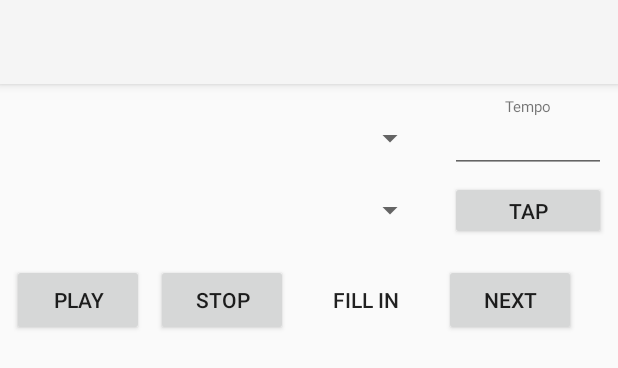
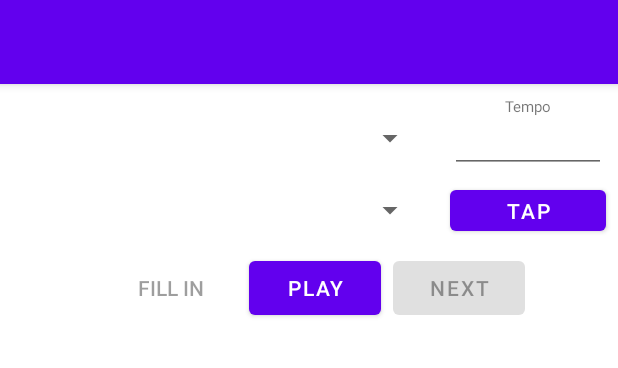
Before and after one commit to paulfd/batteur-android, an Android app: the layout activity_main.xml on its own in the app's theme, with its tools: preview values and no code run, on a phone screen of 412 x 824 dp. Shown: the top 368 px of the screen. Run offline under Robolectric (Android 15) with nearby library versions, the phone set to English and light mode, and no system bars.

Commit message:
Move buttons around and correct an error on application recreate

```diff
--- a/app/src/main/AndroidManifest.xml
+++ b/app/src/main/AndroidManifest.xml
@@ -1,9 +1,8 @@
 <?xml version="1.0" encoding="utf-8"?>
 <manifest xmlns:android="http://schemas.android.com/apk/res/android"
     package="cc.ferrand.batteur">
-
     <uses-permission android:name="android.permission.READ_EXTERNAL_STORAGE" />
-     <uses-feature android:name="android.software.midi" android:required="false"/>
+    <uses-feature android:name="android.software.midi" android:required="false"/>
 
     <application
         android:allowBackup="true"
@@ -11,7 +10,7 @@
         android:label="@string/app_name"
         android:roundIcon="@mipmap/ic_launcher_round"
         android:supportsRtl="true"
-        android:theme="@style/Theme.AppCompat.Light.NoActionBar">
+        android:theme="@style/Theme.MaterialComponents.Light.NoActionBar">
         <activity android:name=".MainActivity">
             <intent-filter>
                 <action android:name="android.intent.action.MAIN" />
--- a/app/src/main/java/cc/ferrand/batteur/MainViewModel.kt
+++ b/app/src/main/java/cc/ferrand/batteur/MainViewModel.kt
@@ -10,7 +10,6 @@ import android.media.midi.MidiOutputPort
 import android.media.midi.MidiReceiver
 import android.os.Handler
 import android.util.Log
-import android.widget.Toast
 import androidx.lifecycle.AndroidViewModel
 import java.io.File
 
@@ -25,7 +24,7 @@ class MainViewModel(application: Application) : AndroidViewModel(application) {
     private var lastMainDown = 0L
     private var lastMainUp = 0L
     private var mainCC = 30
-    private val overwriteAssets = true
+    private val overwriteAssets = false
 
     val drumAssetDirectory = "drums"
     val drumSamplesAssetDirectory = "drums/samples"
@@ -168,7 +167,8 @@ class MainViewModel(application: Application) : AndroidViewModel(application) {
                 0xB0 -> {
                     val number = msg[offset + 1].toInt()
                     val value = msg[offset + 2].toInt()
-                    if (number == mainCC) {
+//                    if (number == mainCC) {
+                    if (true) { // any CC
                         if (value == 127) {
                             lastMainUp = timestamp
                         } else if (value == 0) {
--- a/app/src/main/res/layout/activity_main.xml
+++ b/app/src/main/res/layout/activity_main.xml
@@ -13,50 +13,12 @@
         android:layout_height="?attr/actionBarSize"
         android:background="?attr/colorPrimary"
         android:elevation="4dp"
-        android:theme="@android:style/Widget.Material.Toolbar"
         app:layout_constraintEnd_toEndOf="parent"
         app:layout_constraintHorizontal_bias="0.0"
         app:layout_constraintStart_toStartOf="parent"
         app:layout_constraintTop_toTopOf="parent"
-        app:popupTheme="@style/ThemeOverlay.AppCompat.Light" />
-
-    <Button
-        android:id="@+id/btnPlay"
-        android:layout_width="wrap_content"
-        android:layout_height="wrap_content"
-        android:layout_marginStart="8dp"
-        android:layout_marginTop="16dp"
-        android:text="Play"
-        app:layout_constraintStart_toStartOf="parent"
-        app:layout_constraintTop_toBottomOf="@+id/spnBeats" />
-
-    <Button
-        android:id="@+id/btnStop"
-        android:layout_width="wrap_content"
-        android:layout_height="wrap_content"
-        android:layout_marginStart="8dp"
-        android:text="Stop"
-        app:layout_constraintStart_toEndOf="@+id/btnPlay"
-        app:layout_constraintTop_toTopOf="@+id/btnPlay" />
-
-    <Button
-        android:id="@+id/btnFill"
-        style="@style/Widget.AppCompat.Button.Borderless"
-        android:layout_width="wrap_content"
-        android:layout_height="wrap_content"
-        android:layout_marginStart="8dp"
-        android:text="Fill in"
-        app:layout_constraintStart_toEndOf="@+id/btnStop"
-        app:layout_constraintTop_toTopOf="@+id/btnStop" />
-
-    <Button
-        android:id="@+id/btnNext"
-        android:layout_width="wrap_content"
-        android:layout_height="wrap_content"
-        android:layout_marginStart="8dp"
-        android:text="Next"
-        app:layout_constraintStart_toEndOf="@+id/btnFill"
-        app:layout_constraintTop_toTopOf="@+id/btnFill" />
+        android:theme="@style/ThemeOverlay.MaterialComponents.ActionBar"
+        app:popupTheme="@style/ThemeOverlay.MaterialComponents.Light" />
 
     <Button
         android:id="@+id/btnTap"
@@ -67,7 +29,7 @@
         app:layout_constraintBottom_toBottomOf="@+id/spnBeats"
         app:layout_constraintEnd_toEndOf="@+id/tvTempo"
         app:layout_constraintStart_toStartOf="@+id/tvTempo"
-        app:layout_constraintTop_toBottomOf="@+id/textInputLayout2" />
+        app:layout_constraintTop_toBottomOf="@+id/edtTempo" />
 
     <TextView
         android:id="@+id/tvTempo"
@@ -84,28 +46,18 @@
         app:layout_constraintEnd_toEndOf="parent"
         app:layout_constraintTop_toBottomOf="@+id/toolbar" />
 
-    <com.google.android.material.textfield.TextInputLayout
-        android:id="@+id/textInputLayout2"
+
+    <com.google.android.material.textfield.TextInputEditText
+        android:id="@+id/edtTempo"
         android:layout_width="0dp"
-        android:layout_height="wrap_content"
-        android:layout_margin="0dp"
-        android:hint="Tempo"
-        android:padding="0dp"
-        app:hintAnimationEnabled="false"
-        app:hintEnabled="false"
+        android:layout_height="36dp"
+        android:inputType="number"
+        android:paddingTop="0dp"
+        android:selectAllOnFocus="true"
+        android:textAlignment="center"
         app:layout_constraintEnd_toEndOf="@+id/tvTempo"
         app:layout_constraintStart_toStartOf="@+id/tvTempo"
-        app:layout_constraintTop_toBottomOf="@+id/tvTempo">
-
-        <com.google.android.material.textfield.TextInputEditText
-            android:id="@+id/edtTempo"
-            android:layout_width="match_parent"
-            android:layout_height="36dp"
-            android:inputType="number"
-            android:paddingTop="0dp"
-            android:selectAllOnFocus="true"
-            android:textAlignment="center" />
-    </com.google.android.material.textfield.TextInputLayout>
+        app:layout_constraintTop_toBottomOf="@+id/tvTempo" />
 
     <Spinner
         android:id="@+id/spnDrums"
@@ -128,4 +80,39 @@
         app:layout_constraintStart_toStartOf="parent"
         app:layout_constraintTop_toBottomOf="@+id/spnDrums" />
 
+    <LinearLayout
+        android:layout_width="wrap_content"
+        android:layout_height="wrap_content"
+        android:orientation="horizontal"
+        android:layout_marginTop="8dp"
+        app:layout_constraintEnd_toEndOf="parent"
+        app:layout_constraintStart_toStartOf="parent"
+        app:layout_constraintTop_toBottomOf="@+id/spnBeats">
+
+
+        <Button
+            android:id="@+id/btnFill"
+            style="@style/Widget.AppCompat.Button.Borderless"
+            android:layout_width="wrap_content"
+            android:layout_height="wrap_content"
+            android:layout_marginStart="8dp"
+            android:enabled="false"
+            android:text="Fill in" />
+
+        <Button
+            android:id="@+id/btnPlay"
+            android:layout_width="wrap_content"
+            android:layout_height="wrap_content"
+            android:layout_marginStart="8dp"
+            android:text="Play" />
+
+        <Button
+            android:id="@+id/btnNext"
+            android:layout_width="wrap_content"
+            android:layout_height="wrap_content"
+            android:layout_marginStart="8dp"
+            android:enabled="false"
+            android:text="Next" />
+    </LinearLayout>
+
 </androidx.constraintlayout.widget.ConstraintLayout>
```
Also changed, not shown: app/src/main/java/cc/ferrand/batteur/MainActivity.kt (+31 -8 lines).
